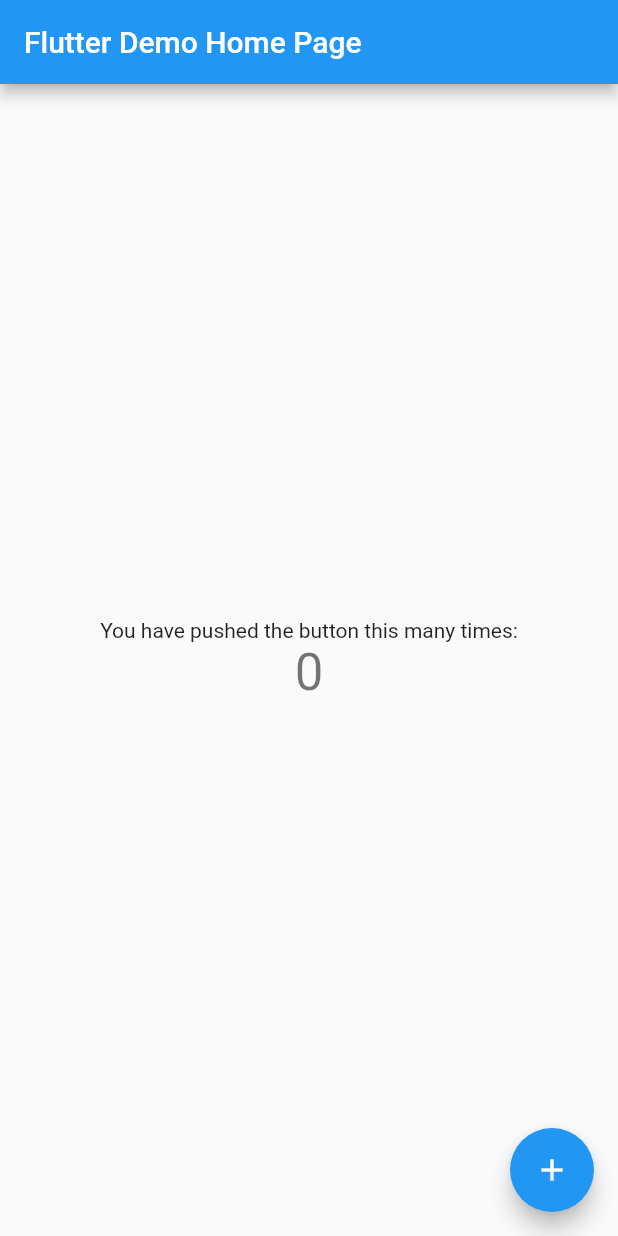
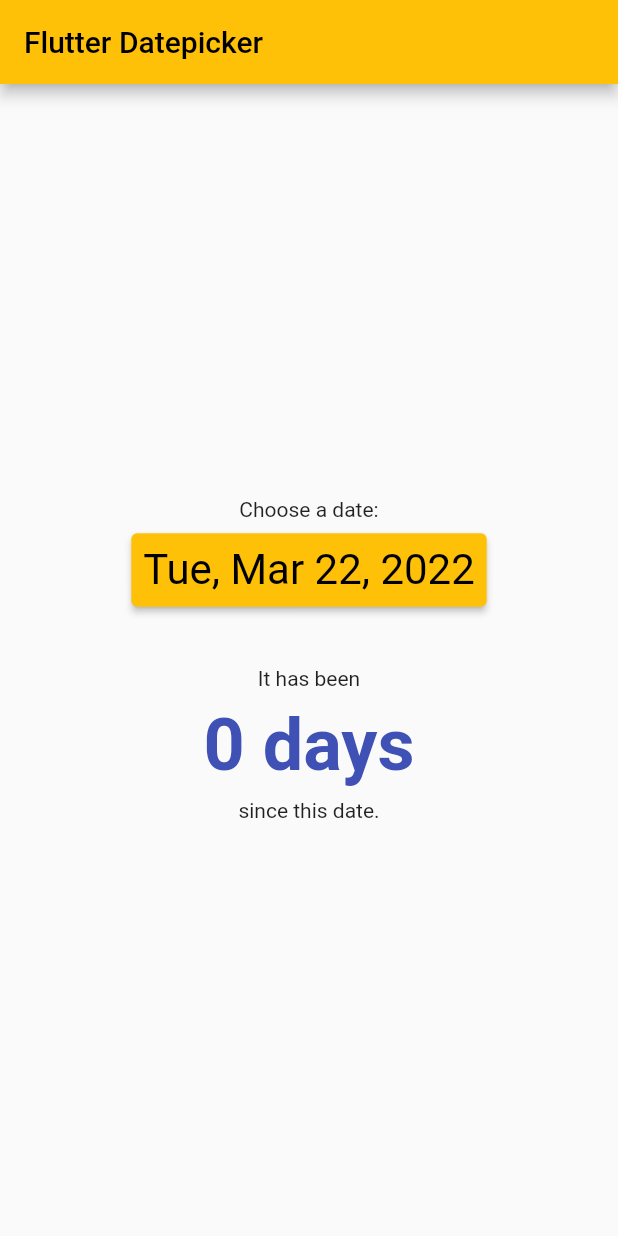
Before and after one commit to erinc-vitolus/flutter_datepicker, a Flutter app: the screen it shows after launch, on a phone screen of 412 x 824 dp. Run offline on Flutter 3.47's test engine with Material 2 defaults, Android fonts, the phone set to English and light mode, and no system bars; statements that could not run were skipped.

Commit message:
Implement datepicker and the computed field

```diff
--- a/lib/main.dart
+++ b/lib/main.dart
@@ -1,4 +1,5 @@
 import 'package:flutter/material.dart';
+import 'package:intl/intl.dart';
 
 void main() {
   runApp(const MyApp());
@@ -11,105 +12,90 @@
   @override
   Widget build(BuildContext context) {
     return MaterialApp(
-      title: 'Flutter Demo',
+      title: 'Flutter Datepicker',
       theme: ThemeData(
-        // This is the theme of your application.
-        //
-        // Try running your application with "flutter run". You'll see the
-        // application has a blue toolbar. Then, without quitting the app, try
-        // changing the primarySwatch below to Colors.green and then invoke
-        // "hot reload" (press "r" in the console where you ran "flutter run",
-        // or simply save your changes to "hot reload" in a Flutter IDE).
-        // Notice that the counter didn't reset back to zero; the application
-        // is not restarted.
-        primarySwatch: Colors.blue,
+        primarySwatch: Colors.amber,
       ),
-      home: const MyHomePage(title: 'Flutter Demo Home Page'),
+      home: const DatepickerPage(title: 'Flutter Datepicker'),
     );
   }
 }
 
-class MyHomePage extends StatefulWidget {
-  const MyHomePage({Key? key, required this.title}) : super(key: key);
-
-  // This widget is the home page of your application. It is stateful, meaning
-  // that it has a State object (defined below) that contains fields that affect
-  // how it looks.
-
-  // This class is the configuration for the state. It holds the values (in this
-  // case the title) provided by the parent (in this case the App widget) and
-  // used by the build method of the State. Fields in a Widget subclass are
-  // always marked "final".
+class DatepickerPage extends StatefulWidget {
+  const DatepickerPage({Key? key, required this.title}) : super(key: key);
 
   final String title;
 
   @override
-  State<MyHomePage> createState() => _MyHomePageState();
+  State<DatepickerPage> createState() => _DatepickerPageState();
 }
 
-class _MyHomePageState extends State<MyHomePage> {
-  int _counter = 0;
+class _DatepickerPageState extends State<DatepickerPage> {
+  DateTime _date = DateTime.now();
 
-  void _incrementCounter() {
+  Future<void> _selectDate(BuildContext context) async {
+    final DateTime? picked = await showDatePicker(
+        context: context,
+        initialDate: _date,
+        firstDate: DateTime(1900),
+        lastDate: DateTime.now());
+    if (picked != null && picked != _date) {
       setState(() {
-      // This call to setState tells the Flutter framework that something has
-      // changed in this State, which causes it to rerun the build method below
-      // so that the display can reflect the updated values. If we changed
-      // _counter without calling setState(), then the build method would not be
-      // called again, and so nothing would appear to happen.
-      _counter++;
+        _date = picked;
       });
+    }
   }
 
   @override
   Widget build(BuildContext context) {
-    // This method is rerun every time setState is called, for instance as done
-    // by the _incrementCounter method above.
-    //
-    // The Flutter framework has been optimized to make rerunning build methods
-    // fast, so that you can just rebuild anything that needs updating rather
-    // than having to individually change instances of widgets.
     return Scaffold(
       appBar: AppBar(
-        // Here we take the value from the MyHomePage object that was created by
-        // the App.build method, and use it to set our appbar title.
         title: Text(widget.title),
       ),
       body: Center(
-        // Center is a layout widget. It takes a single child and positions it
-        // in the middle of the parent.
+        child: Theme(
+          data: Theme.of(context).copyWith(
+            textTheme: const TextTheme(
+                : TextStyle(
+              fontSize: 40,
+            )),
+          ),
           child: Column(
-          // Column is also a layout widget. It takes a list of children and
-          // arranges them vertically. By default, it sizes itself to fit its
-          // children horizontally, and tries to be as tall as its parent.
-          //
-          // Invoke "debug painting" (press "p" in the console, choose the
-          // "Toggle Debug Paint" action from the Flutter Inspector in Android
-          // Studio, or the "Toggle Debug Paint" command in Visual Studio Code)
-          // to see the wireframe for each widget.
-          //
-          // Column has various properties to control how it sizes itself and
-          // how it positions its children. Here we use mainAxisAlignment to
-          // center the children vertically; the main axis here is the vertical
-          // axis because Columns are vertical (the cross axis would be
-          // horizontal).
             mainAxisAlignment: MainAxisAlignment.center,
             children: <Widget>[
+              const Text('Choose a date:'),
+              const SizedBox(height: 8),
+              ElevatedButton(
+                style: ElevatedButton.styleFrom(
+                  textStyle: const TextStyle(fontSize: 28),
+                  padding: const EdgeInsets.all(8),
+                ),
+                onPressed: () {
+                  _selectDate(context);
+                },
+                child: Text(DateFormat.yMMMEd().format(_date)),
+              ),
+              const SizedBox(height: 40),
               const Text(
-              'You have pushed the button this many times:',
+                'It has been',
               ),
+              const SizedBox(height: 8),
               Text(
-              '$_counter',
-              style: Theme.of(context).textTheme.headline4,
+                '${DateTime.now().difference(_date).inDays} days',
+                style: const TextStyle(
+                  color: Colors.indigo,
+                  fontWeight: FontWeight.bold,
+                  fontSize: 48,
+                ),
+              ),
+              const SizedBox(height: 8),
+              const Text(
+                'since this date.',
               ),
             ],
           ),
         ),
-      floatingActionButton: FloatingActionButton(
-        onPressed: _incrementCounter,
-        tooltip: 'Increment',
-        child: const Icon(Icons.add),
-      ), // This trailing comma makes auto-formatting nicer for build methods.
+      ),
     );
   }
 }
--- a/pubspec.yaml
+++ b/pubspec.yaml
@@ -34,6 +34,7 @@
   # The following adds the Cupertino Icons font to your application.
   # Use with the CupertinoIcons class for iOS style icons.
   cupertino_icons: ^1.0.2
+  intl: ^0.17.0
 
 dev_dependencies:
   flutter_test:
```
Also changed, not shown: pubspec.lock. Lines whose indentation alone changed are shown as unchanged.
